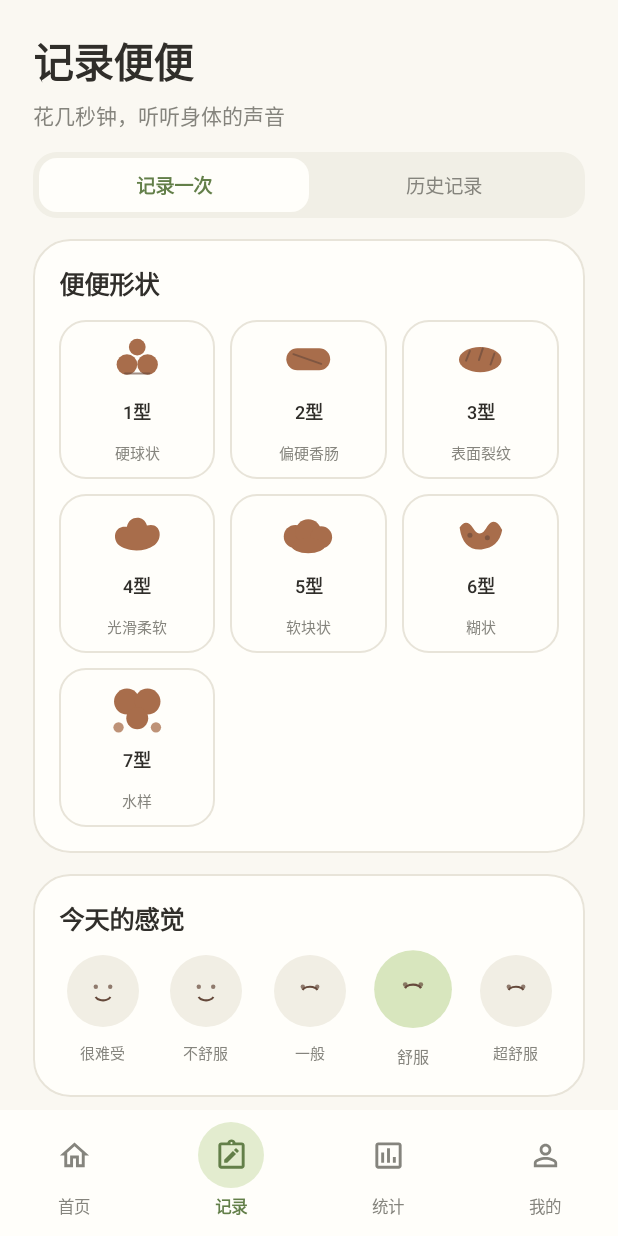
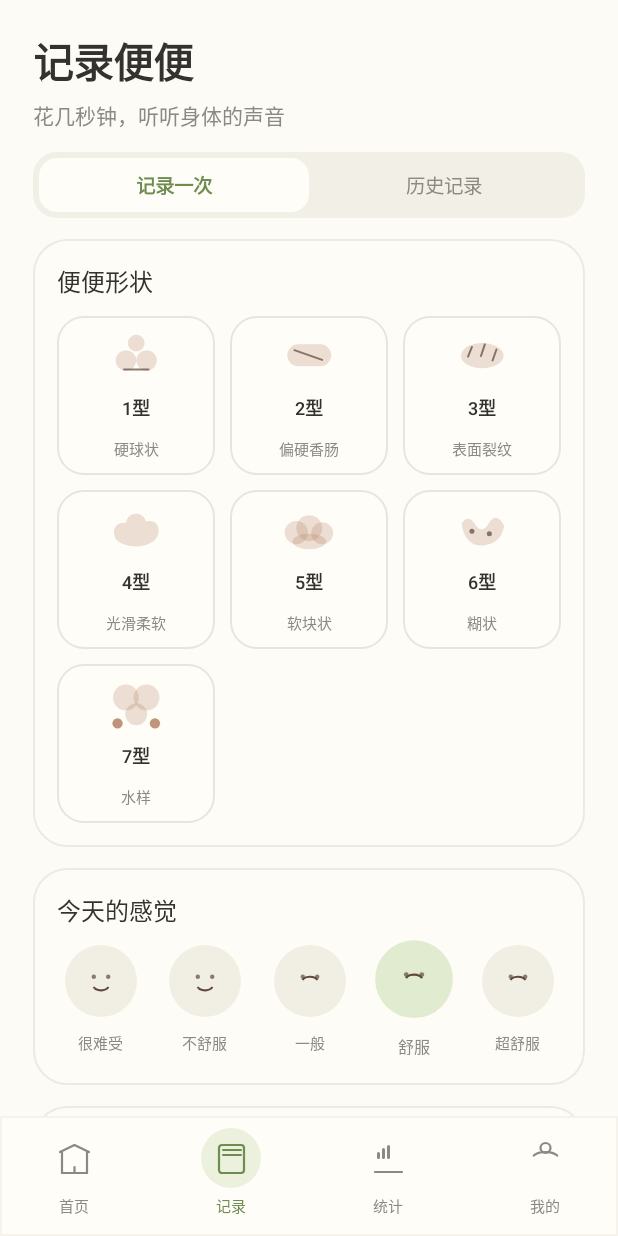
Before and after one commit to yusheng266186-beep/pupu-diary, an Android app built with Jetpack Compose: the screen it shows after launch (MainActivity), after a tap on "记录便便", on a phone screen of 412 x 824 dp. Run offline under Robolectric (Android 15) with nearby library versions, the phone set to English and light mode, and no system bars; our stand-ins replace Room's generated code; libraries missing offline, so code that uses them is left out: java.text, java.util, org.json.

Commit message:
feat: refine fresh hand drawn visual language

```diff
--- a/app/build.gradle.kts
+++ b/app/build.gradle.kts
@@ -13,8 +13,8 @@ android {
         applicationId = "com.shunshun.app"
         minSdk = 26
         targetSdk = 34
-        versionCode = 2
-        versionName = "1.1.0"
+        versionCode = 3
+        versionName = "1.2.0"
     }
 
     buildFeatures { compose = true }
--- a/app/src/main/java/com/shunshun/app/MainActivity.kt
+++ b/app/src/main/java/com/shunshun/app/MainActivity.kt
@@ -175,14 +175,26 @@ private fun ShunShunApp() {
 
 @Composable
 private fun BottomNavigation(selected: AppTab, onSelect: (AppTab) -> Unit) {
-    Row(Modifier.fillMaxWidth().background(Surface).padding(horizontal = 18.dp, vertical = 8.dp), horizontalArrangement = Arrangement.SpaceBetween) {
+    Row(Modifier.fillMaxWidth().background(Surface).border(1.dp, Line.copy(alpha = .45f)).padding(horizontal = 18.dp, vertical = 8.dp), horizontalArrangement = Arrangement.SpaceBetween) {
         AppTab.values().forEach { item ->
             val active = item == selected
-            val icon = when (item) { AppTab.HOME -> Icons.Outlined.Home; AppTab.RECORD -> Icons.Outlined.NoteAlt; AppTab.STATS -> Icons.Outlined.InsertChart; AppTab.PROFILE -> Icons.Outlined.PersonOutline }
             Column(Modifier.width(62.dp).clickable { onSelect(item) }, horizontalAlignment = Alignment.CenterHorizontally) {
-                Box(Modifier.size(44.dp).background(if (active) SageLight.copy(alpha = .7f) else Color.Transparent, CircleShape), contentAlignment = Alignment.Center) { Icon(icon, item.title, tint = if (active) SageDark else Muted, modifier = Modifier.size(23.dp)) }
-                Text(item.title, color = if (active) SageDark else Muted, fontSize = 11.sp, fontWeight = if (active) FontWeight.SemiBold else FontWeight.Normal)
+                Box(Modifier.size(40.dp).background(if (active) SageLight.copy(alpha = .65f) else Color.Transparent, CircleShape), contentAlignment = Alignment.Center) { NavGlyph(item, if (active) SageDark else Muted) }
+                Text(item.title, color = if (active) SageDark else Muted, fontSize = 10.sp, fontWeight = if (active) FontWeight.Medium else FontWeight.Normal)
             }
+        }
+    }
+}
+
+@Composable
+private fun NavGlyph(tab: AppTab, tint: Color) {
+    Canvas(Modifier.size(22.dp)) {
+        val stroke = Stroke(width = 2.2f, cap = StrokeCap.Round)
+        when (tab) {
+            AppTab.HOME -> { val house = Path().apply { moveTo(2f, 10f); lineTo(size.width / 2f, 3f); lineTo(size.width - 2f, 10f); moveTo(4f, 9f); lineTo(4f, size.height - 2f); lineTo(size.width - 4f, size.height - 2f); lineTo(size.width - 4f, 9f) }; drawPath(house, tint, style = stroke); drawLine(tint, Offset(size.width / 2f, size.height - 2f), Offset(size.width / 2f, size.height - 8f), 2.2f, StrokeCap.Round) }
+            AppTab.RECORD -> { drawRoundRect(tint, topLeft = Offset(4f, 3f), size = Size(size.width - 8f, size.height - 5f), cornerRadius = androidx.compose.ui.geometry.CornerRadius(3f), style = stroke); drawLine(tint, Offset(8f, 8f), Offset(size.width - 7f, 8f), 2f, StrokeCap.Round); drawLine(tint, Offset(8f, 13f), Offset(size.width - 7f, 13f), 2f, StrokeCap.Round) }
+            AppTab.STATS -> { drawLine(tint, Offset(3f, size.height - 3f), Offset(size.width - 3f, size.height - 3f), 2.2f, StrokeCap.Round); drawRoundRect(tint, topLeft = Offset(5f, 10f), size = Size(3f, 7f), cornerRadius = androidx.compose.ui.geometry.CornerRadius(1.5f)); drawRoundRect(tint, topLeft = Offset(10f, 6f), size = Size(3f, 11f), cornerRadius = androidx.compose.ui.geometry.CornerRadius(1.5f)); drawRoundRect(tint, topLeft = Offset(15f, 3f), size = Size(3f, 14f), cornerRadius = androidx.compose.ui.geometry.CornerRadius(1.5f)) }
+            AppTab.PROFILE -> { drawCircle(tint, 5f, Offset(size.width / 2f, 6f), style = stroke); drawArc(tint, 200f, 140f, false, topLeft = Offset(4f, 10f), size = Size(size.width - 8f, 11f), style = stroke) }
         }
     }
 }
@@ -197,14 +209,13 @@ private fun HomeScreen(records: List<PoopRecord>, onRecord: () -> Unit) {
     LazyColumn(Modifier.fillMaxSize().padding(horizontal = 24.dp), horizontalAlignment = Alignment.CenterHorizontally) {
         item {
             Spacer(Modifier.height(23.dp))
-            Text("便便晴天", color = SageDark, fontSize = 13.sp, fontWeight = FontWeight.SemiBold, modifier = Modifier.fillMaxWidth())
-            Text(greeting, color = Ink, fontSize = 30.sp, fontWeight = FontWeight.Bold, modifier = Modifier.fillMaxWidth().padding(top = 8.dp))
+            Text(greeting, color = Ink, fontSize = 28.sp, fontWeight = FontWeight.SemiBold, modifier = Modifier.fillMaxWidth())
             Text("今天记录了吗？", color = Muted, fontSize = 16.sp, modifier = Modifier.fillMaxWidth().padding(top = 5.dp))
             Text("记录 ${records.size} 次", color = SageDark, fontSize = 13.sp, modifier = Modifier.fillMaxWidth().padding(top = 4.dp))
             Spacer(Modifier.height(17.dp))
-            Box(Modifier.fillMaxWidth().height(390.dp).background(Meadow.copy(alpha = .45f), RoundedCornerShape(32.dp)), contentAlignment = Alignment.BottomCenter) {
+            Box(Modifier.fillMaxWidth().height(370.dp).background(Meadow.copy(alpha = .58f), RoundedCornerShape(31.dp)), contentAlignment = Alignment.BottomCenter) {
                 GardenIllustration()
-                Box(Modifier.padding(bottom = 48.dp).scale(bob).clickable { bubble = !bubble }) { PoopMascot(132.dp, MascotMood.Happy) }
+                Box(Modifier.padding(bottom = 43.dp).scale(bob).clickable { bubble = !bubble }) { PoopMascot(112.dp, MascotMood.Happy) }
                 AnimatedVisibility(visible = bubble, modifier = Modifier.align(Alignment.Center).offset(y = (-72).dp)) { Text("今天也要顺顺利利～", color = BrownDark, fontSize = 12.sp, modifier = Modifier.background(Surface, RoundedCornerShape(18.dp)).padding(horizontal = 14.dp, vertical = 9.dp)) }
                 Text("顺顺，今天也要轻松一点", color = SageDark, fontSize = 12.sp, modifier = Modifier.align(Alignment.TopCenter).padding(top = 21.dp))
             }
@@ -222,7 +233,7 @@ private fun GardenIllustration() {
     Canvas(Modifier.fillMaxSize()) {
         val w = size.width; val h = size.height
         drawCircle(Yellow.copy(alpha = .95f), 29f, Offset(w - 45f, 46f))
-        drawCircle(Color.White.copy(alpha = .8f), 21f, Offset(45f, 65f)); drawCircle(Color.White.copy(alpha = .8f), 17f, Offset(66f, 65f)); drawCircle(Color.White.copy(alpha = .8f), 13f, Offset(81f, 65f))
+        drawCircle(Color.White.copy(alpha = .58f), 21f, Offset(45f, 65f)); drawCircle(Color.White.copy(alpha = .58f), 17f, Offset(66f, 65f)); drawCircle(Color.White.copy(alpha = .58f), 13f, Offset(81f, 65f)); drawLine(SageDark.copy(alpha = .16f), Offset(34f, 72f), Offset(90f, 72f), 1.6f, StrokeCap.Round)
         drawOval(Color(0xFFD9E7BE), topLeft = Offset(-w * .08f, h * .53f), size = Size(w * 1.16f, h * .57f)); drawOval(Color(0xFFC7DCA5), topLeft = Offset(-w * .14f, h * .74f), size = Size(w * 1.28f, h * .42f))
         drawPlant(24f, h - 8f, -1f); drawPlant(w - 25f, h - 12f, 1f); drawPlant(50f, h - 21f, -1f); drawPlant(w - 53f, h - 25f, 1f)
         for (i in 0..15) { val x = (i * 43f) % w; drawLine(SageDark.copy(alpha = .38f), Offset(x, h - 16f), Offset(x + if (i % 2 == 0) 3f else -2f, h - 27f), 1.6f, StrokeCap.Round) }
@@ -251,7 +262,7 @@ private fun PoopMascot(size: Dp, mood: MascotMood = MascotMood.Default) {
 @Composable
 private fun StoolIcon(type: Int, size: Dp = 48.dp) {
     Canvas(Modifier.size(size)) {
-        val w = size.toPx(); val h = size.toPx(); val fill = Brown; val detail = BrownDark.copy(alpha = .62f)
+        val w = size.toPx(); val h = size.toPx(); val fill = Brown.copy(alpha = .22f); val detail = BrownDark.copy(alpha = .72f)
         when (type) {
             1 -> { drawCircle(fill, w * .16f, Offset(w * .34f, h * .55f)); drawCircle(fill, w * .16f, Offset(w * .66f, h * .55f)); drawCircle(fill, w * .13f, Offset(w * .50f, h * .28f)); drawLine(detail, Offset(w * .31f, h * .69f), Offset(w * .69f, h * .69f), 2f, StrokeCap.Round) }
             2 -> { drawRoundRect(fill, topLeft = Offset(w * .16f, h * .30f), size = Size(w * .68f, h * .34f), cornerRadius = androidx.compose.ui.geometry.CornerRadius(w * .17f)); drawLine(detail, Offset(w * .27f, h * .39f), Offset(w * .70f, h * .54f), 2f, StrokeCap.Round) }
@@ -276,11 +287,11 @@ private fun MoodFace(index: Int, selected: Boolean, onClick: () -> Unit) {
 @Composable
 private fun PrimaryButton(label: String, onClick: () -> Unit) {
     val source = remember { androidx.compose.foundation.interaction.MutableInteractionSource() }; val pressed by source.collectIsPressedAsState()
-    Button(onClick = onClick, interactionSource = source, modifier = Modifier.fillMaxWidth().height(56.dp).scale(if (pressed) .97f else 1f), shape = RoundedCornerShape(30.dp), colors = ButtonDefaults.buttonColors(containerColor = Sage), elevation = ButtonDefaults.buttonElevation(defaultElevation = 0.dp, pressedElevation = 2.dp)) { Text(label, fontSize = 17.sp, fontWeight = FontWeight.SemiBold) }
+    Button(onClick = onClick, interactionSource = source, modifier = Modifier.fillMaxWidth().height(53.dp).scale(if (pressed) .97f else 1f), shape = RoundedCornerShape(28.dp), colors = ButtonDefaults.buttonColors(containerColor = Sage), elevation = ButtonDefaults.buttonElevation(defaultElevation = 0.dp, pressedElevation = 0.dp)) { Text(label, fontSize = 16.sp, fontWeight = FontWeight.Medium) }
 }
 
 @Composable
-private fun SectionCard(title: String, modifier: Modifier = Modifier, content: @Composable () -> Unit) { Column(modifier.fillMaxWidth().background(Surface, RoundedCornerShape(25.dp)).border(1.dp, Line, RoundedCornerShape(25.dp)).padding(17.dp)) { Text(title, fontSize = 17.sp, fontWeight = FontWeight.SemiBold, color = Ink); Spacer(Modifier.height(12.dp)); content() } }
+private fun SectionCard(title: String, modifier: Modifier = Modifier, content: @Composable () -> Unit) { Column(modifier.fillMaxWidth().background(Surface.copy(alpha = .76f), RoundedCornerShape(23.dp)).border(1.dp, Line.copy(alpha = .78f), RoundedCornerShape(23.dp)).padding(16.dp)) { Text(title, fontSize = 16.sp, fontWeight = FontWeight.Medium, color = Ink); Spacer(Modifier.height(11.dp)); content() } }
 
 @Composable
 private fun SegmentedControl(selected: String, values: List<String>, onSelect: (String) -> Unit) { Row(Modifier.fillMaxWidth().background(Color(0xFFF1EFE6), RoundedCornerShape(16.dp)).padding(4.dp)) { values.forEach { value -> Box(Modifier.weight(1f).height(36.dp).background(if (selected == value) Surface else Color.Transparent, RoundedCornerShape(12.dp)).clickable { onSelect(value) }, contentAlignment = Alignment.Center) { Text(value, color = if (selected == value) SageDark else Muted, fontSize = 13.sp, fontWeight = if (selected == value) FontWeight.SemiBold else FontWeight.Normal) } } } }
@@ -327,7 +338,16 @@ private fun StatisticsScreen(records: List<PoopRecord>) { var range by rememberS
 private fun StatMetric(label: String, value: String) { Column(horizontalAlignment = Alignment.CenterHorizontally) { Text(value, color = SageDark, fontSize = 27.sp, fontWeight = FontWeight.Bold); Text(label, color = Muted, fontSize = 11.sp, modifier = Modifier.padding(top = 3.dp)) } }
 
 @Composable
-private fun RhythmChart(records: List<PoopRecord>) { if (records.isEmpty()) { EmptyState("再记录几次，我就能帮你发现规律啦。", "你的每一次记录，都会变成温柔的趋势线。", MascotMood.Water); return }; val points = records.take(7).reversed().map { it.smoothness }; Canvas(Modifier.fillMaxWidth().height(190.dp).padding(horizontal = 6.dp)) { val chartW = size.width; val chartH = size.height - 32f; for (i in 0..3) { val y = chartH * i / 3f; drawLine(Line, Offset(0f, y), Offset(chartW, y), 1f) }; val step = chartW / (points.size.coerceAtLeast(2) - 1); val path = Path(); points.forEachIndexed { index, point -> val x = step * index; val y = chartH - chartH * point / 100f; if (index == 0) path.moveTo(x, y) else path.lineTo(x, y); drawCircle(Sage, 5f, Offset(x, y)) }; drawPath(path, Sage, style = Stroke(width = 4f, cap = StrokeCap.Round)) }; Row(Modifier.fillMaxWidth(), horizontalArrangement = Arrangement.SpaceBetween) { points.indices.forEach { Text("${it + 1}", color = Muted, fontSize = 10.sp) } } }
+private fun RhythmChart(records: List<PoopRecord>) {
+    if (records.isEmpty()) { EmptyState("再记录几次，我就能帮你发现规律啦。", "你的每一次记录，都会变成温柔的趋势线。", MascotMood.Water); return }
+    val points = records.take(7).reversed().map { it.smoothness }
+    Canvas(Modifier.fillMaxWidth().height(190.dp).padding(horizontal = 6.dp)) {
+        val chartW = size.width; val chartH = size.height - 28f; val slot = chartW / points.size.coerceAtLeast(1); val barW = (slot * .42f).coerceAtLeast(18f)
+        for (i in 0..3) { val y = chartH * i / 3f; drawLine(Line, Offset(0f, y), Offset(chartW, y), 1f) }
+        points.forEachIndexed { index, point -> val barH = chartH * point / 100f; val x = slot * index + (slot - barW) / 2f; drawRoundRect(Sage.copy(alpha = .88f), topLeft = Offset(x, chartH - barH), size = Size(barW, barH), cornerRadius = androidx.compose.ui.geometry.CornerRadius(12f)); drawCircle(Color.White.copy(alpha = .55f), 2.5f, Offset(x + barW / 2f, chartH - barH + 10f)) }
+    }
+    Row(Modifier.fillMaxWidth(), horizontalArrangement = Arrangement.SpaceBetween) { points.indices.forEach { Text("${it + 1}", color = Muted, fontSize = 10.sp) } }
+}
 
 @Composable
 private fun TypeDonut(records: List<PoopRecord>) { if (records.isEmpty()) { Text("有了几次记录后，这里会显示你的类型分布。", color = Muted, fontSize = 13.sp); return }; val counts = (1..7).map { type -> records.count { it.stoolType == type } }; val colors = listOf(SageDark, Sage, SageLight, Yellow, Peach, Lilac, BlueMist); Row(Modifier.fillMaxWidth(), verticalAlignment = Alignment.CenterVertically) { Box(Modifier.size(155.dp), contentAlignment = Alignment.Center) { Canvas(Modifier.fillMaxSize().padding(14.dp)) { val total = counts.sum().coerceAtLeast(1); var start = -90f; counts.forEachIndexed { index, count -> val sweep = 360f * count / total; drawArc(colors[index], start, sweep - 3f, false, style = Stroke(25f)); start += sweep } }; Column(horizontalAlignment = Alignment.CenterHorizontally) { Text("最常见", color = Muted, fontSize = 11.sp); Text("${counts.indices.maxByOrNull { counts[it] }?.plus(1) ?: 4}型", color = SageDark, fontSize = 25.sp, fontWeight = FontWeight.Bold) } }; Spacer(Modifier.width(14.dp)); Column(verticalArrangement = Arrangement.spacedBy(7.dp)) { counts.forEachIndexed { index, count -> Row(verticalAlignment = Alignment.CenterVertically) { Box(Modifier.size(9.dp).background(colors[index], CircleShape)); Spacer(Modifier.width(7.dp)); Text("${index + 1}型  $count 次", color = Muted, fontSize = 11.sp) } } } } }
--- a/app/src/main/java/com/shunshun/app/ui/Theme.kt
+++ b/app/src/main/java/com/shunshun/app/ui/Theme.kt
@@ -9,19 +9,19 @@ import androidx.compose.ui.text.font.FontFamily
 import androidx.compose.ui.text.font.FontWeight
 import androidx.compose.ui.unit.sp
 
-val Cream = Color(0xFFFAF8F2)
-val Surface = Color(0xFFFFFEFA)
-val Sage = Color(0xFF91B468)
-val SageDark = Color(0xFF637F49)
-val SageLight = Color(0xFFD8E6BE)
-val Meadow = Color(0xFFEAF1DC)
-val Brown = Color(0xFFA86D4B)
-val BrownDark = Color(0xFF65493B)
-val Ink = Color(0xFF302E2A)
-val Muted = Color(0xFF85847D)
-val Line = Color(0xFFE8E4D9)
-val Peach = Color(0xFFF0AA78)
-val Yellow = Color(0xFFF7CA77)
+val Cream = Color(0xFFFCFBF6)
+val Surface = Color(0xFFFFFDF8)
+val Sage = Color(0xFF96B66D)
+val SageDark = Color(0xFF6F8D51)
+val SageLight = Color(0xFFE1EBCF)
+val Meadow = Color(0xFFF0F3E5)
+val Brown = Color(0xFFA97050)
+val BrownDark = Color(0xFF60483D)
+val Ink = Color(0xFF34322E)
+val Muted = Color(0xFF8A8982)
+val Line = Color(0xFFE8E6DC)
+val Peach = Color(0xFFEBAF83)
+val Yellow = Color(0xFFF5C873)
 val Lilac = Color(0xFFE9E2F7)
 val BlueMist = Color(0xFFDDEBF1)
 
@@ -41,9 +41,9 @@ private val Colors = lightColorScheme(
 @Composable
 fun ShunShunTheme(content: @Composable () -> Unit) {
     val typography = Typography(
-        displaySmall = androidx.compose.ui.text.TextStyle(fontFamily = FontFamily.SansSerif, fontWeight = FontWeight.Bold, fontSize = 30.sp, lineHeight = 38.sp),
-        headlineSmall = androidx.compose.ui.text.TextStyle(fontFamily = FontFamily.SansSerif, fontWeight = FontWeight.Bold, fontSize = 24.sp, lineHeight = 31.sp),
-        titleLarge = androidx.compose.ui.text.TextStyle(fontFamily = FontFamily.SansSerif, fontWeight = FontWeight.SemiBold, fontSize = 18.sp, lineHeight = 25.sp),
+        displaySmall = androidx.compose.ui.text.TextStyle(fontFamily = FontFamily.SansSerif, fontWeight = FontWeight.SemiBold, fontSize = 29.sp, lineHeight = 37.sp),
+        headlineSmall = androidx.compose.ui.text.TextStyle(fontFamily = FontFamily.SansSerif, fontWeight = FontWeight.SemiBold, fontSize = 23.sp, lineHeight = 30.sp),
+        titleLarge = androidx.compose.ui.text.TextStyle(fontFamily = FontFamily.SansSerif, fontWeight = FontWeight.Medium, fontSize = 18.sp, lineHeight = 25.sp),
         bodyLarge = androidx.compose.ui.text.TextStyle(fontFamily = FontFamily.SansSerif, fontSize = 16.sp, lineHeight = 24.sp),
         bodyMedium = androidx.compose.ui.text.TextStyle(fontFamily = FontFamily.SansSerif, fontSize = 14.sp, lineHeight = 21.sp),
         labelLarge = androidx.compose.ui.text.TextStyle(fontFamily = FontFamily.SansSerif, fontWeight = FontWeight.SemiBold, fontSize = 15.sp)
```
Also changed, not shown: 1 other file.
